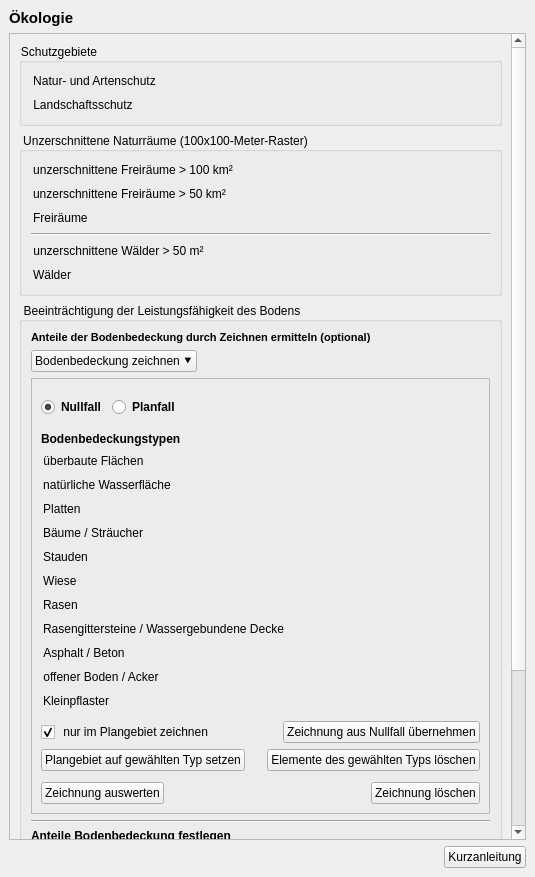
Old version of the form projektchecktools/ui/ProjektCheck_dockwidget_analysis_04-Oeko.ui in the repository projektcheck/ProjektCheck-QGIS.
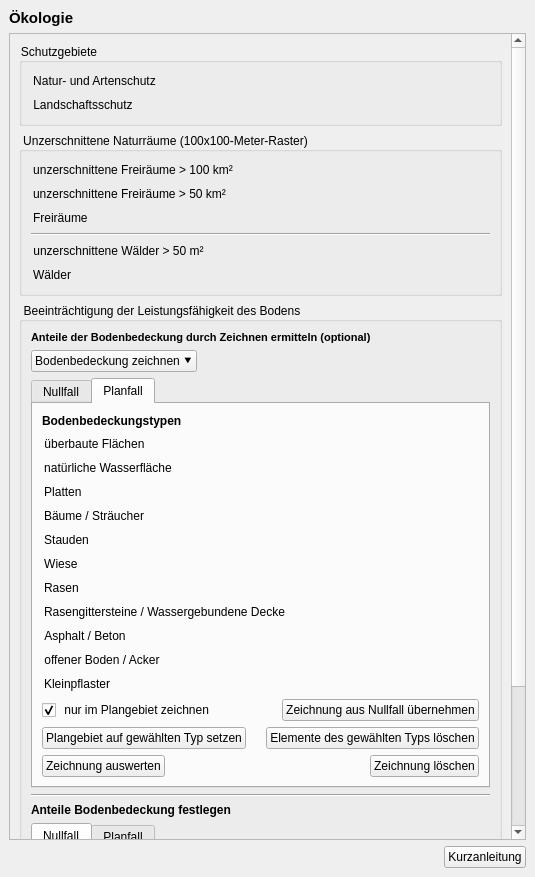
New version of the form. The open tabs and pages were chosen to show the change. Icons and pictures are not drawn. Custom widgets are drawn as their Qt base class.

Commit message: ecology - split nullfall/planfall drawing inputs into tabs; fixed overlapping difference

```diff
--- a/projektchecktools/ui/ProjektCheck_dockwidget_analysis_04-Oeko.ui
+++ b/projektchecktools/ui/ProjektCheck_dockwidget_analysis_04-Oeko.ui
@@ -80,9 +80,9 @@
        <property name="geometry">
         <rect>
          <x>0</x>
-         <y>-248</y>
+         <y>-170</y>
          <width>508</width>
-         <height>1049</height>
+         <height>1017</height>
         </rect>
        </property>
        <layout class="QVBoxLayout" name="verticalLayout_7">
@@ -432,107 +432,15 @@
             </layout>
            </item>
            <item>
-            <widget class="QFrame" name="paint_tool_frame">
-             <property name="frameShape">
-              <enum>QFrame::StyledPanel</enum>
+            <widget class="QTabWidget" name="drawing_tab_widget">
+             <property name="currentIndex">
+              <number>0</number>
              </property>
-             <property name="frameShadow">
-              <enum>QFrame::Plain</enum>
-             </property>
+             <widget class="QWidget" name="tab">
+              <attribute name="title">
+               <string>Nullfall</string>
+              </attribute>
              <layout class="QVBoxLayout" name="verticalLayout_5">
-              <item>
-               <widget class="QWidget" name="widget" native="true">
-                <layout class="QHBoxLayout" name="horizontalLayout_2">
-                 <property name="leftMargin">
-                  <number>0</number>
-                 </property>
-                 <item>
-                  <widget class="QRadioButton" name="null_fall_radio">
-                   <property name="sizePolicy">
-                    <sizepolicy hsizetype="Fixed" vsizetype="Fixed">
-                     <horstretch>0</horstretch>
-                     <verstretch>0</verstretch>
-                    </sizepolicy>
-                   </property>
-                   <property name="minimumSize">
-                    <size>
-                     <width>60</width>
-                     <height>0</height>
-                    </size>
-                   </property>
-                   <property name="font">
-                    <font>
-                     <weight>75</weight>
-                     <bold>true</bold>
-                    </font>
-                   </property>
-                   <property name="toolTip">
-                    <string/>
-                   </property>
-                   <property name="text">
-                    <string>Nullfall</string>
-                   </property>
-                   <property name="iconSize">
-                    <size>
-                     <width>16</width>
-                     <height>16</height>
-                    </size>
-                   </property>
-                   <property name="checked">
-                    <bool>true</bool>
-                   </property>
-                  </widget>
-                 </item>
-                 <item>
-                  <widget class="QRadioButton" name="planfall_radio">
-                   <property name="sizePolicy">
-                    <sizepolicy hsizetype="Fixed" vsizetype="Fixed">
-                     <horstretch>0</horstretch>
-                     <verstretch>0</verstretch>
-                    </sizepolicy>
-                   </property>
-                   <property name="minimumSize">
-                    <size>
-                     <width>60</width>
-                     <height>0</height>
-                    </size>
-                   </property>
-                   <property name="maximumSize">
-                    <size>
-                     <width>16777215</width>
-                     <height>16777215</height>
-                    </size>
-                   </property>
-                   <property name="font">
-                    <font>
-                     <weight>75</weight>
-                     <bold>true</bold>
-                    </font>
-                   </property>
-                   <property name="toolTip">
-                    <string/>
-                   </property>
-                   <property name="text">
-                    <string>Planfall</string>
-                   </property>
-                  </widget>
-                 </item>
-                 <item>
-                  <spacer name="horizontalSpacer">
-                   <property name="orientation">
-                    <enum>Qt::Horizontal</enum>
-                   </property>
-                   <property name="sizeHint" stdset="0">
-                    <size>
-                     <width>40</width>
-                     <height>20</height>
-                    </size>
-                   </property>
-                  </spacer>
-                 </item>
-                </layout>
-               </widget>
-              </item>
               <item>
                <widget class="QLabel" name="label_4">
                 <property name="font">
@@ -975,22 +883,6 @@
                 </property>
                </widget>
               </item>
-              <item>
-               <spacer name="verticalSpacer">
-                <property name="orientation">
-                 <enum>Qt::Vertical</enum>
-                </property>
-                <property name="sizeType">
-                 <enum>QSizePolicy::Fixed</enum>
-                </property>
-                <property name="sizeHint" stdset="0">
-                 <size>
-                  <width>20</width>
-                  <height>5</height>
-                 </size>
-                </property>
-               </spacer>
-              </item>
               <item>
                <layout class="QHBoxLayout" name="horizontalLayout_7">
                 <item>
@@ -1016,13 +908,6 @@
                   </property>
                  </spacer>
                 </item>
-                <item>
-                 <widget class="QPushButton" name="import_nullfall_button">
-                  <property name="text">
-                   <string>Zeichnung aus Nullfall übernehmen</string>
-                  </property>
-                 </widget>
-                </item>
                </layout>
               </item>
               <item>
@@ -1077,22 +962,6 @@
                 </item>
                </layout>
               </item>
-              <item>
-               <spacer name="verticalSpacer_2">
-                <property name="orientation">
-                 <enum>Qt::Vertical</enum>
-                </property>
-                <property name="sizeType">
-                 <enum>QSizePolicy::Fixed</enum>
-                </property>
-                <property name="sizeHint" stdset="0">
-                 <size>
-                  <width>20</width>
-                  <height>5</height>
-                 </size>
-                </property>
-               </spacer>
-              </item>
               <item>
                <layout class="QHBoxLayout" name="horizontalLayout_4">
                 <property name="topMargin">
@@ -1172,6 +1041,620 @@
                </layout>
               </item>
              </layout>
+             </widget>
+             <widget class="QWidget" name="tab_2">
+              <attribute name="title">
+               <string>Planfall</string>
+              </attribute>
+              <layout class="QVBoxLayout" name="verticalLayout_10">
+               <item>
+                <widget class="QLabel" name="label_5">
+                 <property name="font">
+                  <font>
+                   <weight>75</weight>
+                   <bold>true</bold>
+                  </font>
+                 </property>
+                 <property name="text">
+                  <string>Bodenbedeckungstypen</string>
+                 </property>
+                </widget>
+               </item>
+               <item>
+                <widget class="QPushButton" name="planfall_draw_builtup_button">
+                 <property name="sizePolicy">
+                  <sizepolicy hsizetype="Fixed" vsizetype="Fixed">
+                   <horstretch>0</horstretch>
+                   <verstretch>0</verstretch>
+                  </sizepolicy>
+                 </property>
+                 <property name="cursor">
+                  <cursorShape>PointingHandCursor</cursorShape>
+                 </property>
+                 <property name="toolTip">
+                  <string>&lt;html&gt;&lt;head/&gt;&lt;body&gt;&lt;p&gt;&lt;span style=&quot; font-weight:600;&quot;&gt;Überbaute Flächen&lt;/span&gt;&lt;/p&gt;&lt;p&gt;Startet das Zeichenwerkzeug zum Einzeichnen überbauter Flächen. Umriss abschließen mit Doppelklick.&lt;/p&gt;&lt;/body&gt;&lt;/html&gt;</string>
+                 </property>
+                 <property name="text">
+                  <string>überbaute Flächen</string>
+                 </property>
+                 <property name="icon">
+                  <iconset>
+                   <normaloff>../../images/iconset_mob/20190619_iconset_mob_sealed_surface_1.png</normaloff>
+                   <normalon>../../images/iconset_mob/20190619_iconset_mob_sealed_surface_2.png</normalon>../../images/iconset_mob/20190619_iconset_mob_sealed_surface_1.png</iconset>
+                 </property>
+                 <property name="iconSize">
+                  <size>
+                   <width>24</width>
+                   <height>24</height>
+                  </size>
+                 </property>
+                 <property name="checkable">
+                  <bool>true</bool>
+                 </property>
+                 <property name="autoExclusive">
+                  <bool>false</bool>
+                 </property>
+                 <property name="flat">
+                  <bool>true</bool>
+                 </property>
+                </widget>
+               </item>
+               <item>
+                <widget class="QPushButton" name="planfall_draw_water_button">
+                 <property name="sizePolicy">
+                  <sizepolicy hsizetype="Maximum" vsizetype="Fixed">
+                   <horstretch>0</horstretch>
+                   <verstretch>0</verstretch>
+                  </sizepolicy>
+                 </property>
+                 <property name="cursor">
+                  <cursorShape>PointingHandCursor</cursorShape>
+                 </property>
+                 <property name="toolTip">
+                  <string>&lt;html&gt;&lt;head/&gt;&lt;body&gt;&lt;p&gt;&lt;span style=&quot; font-weight:600;&quot;&gt;Natürliche Wasserfläche&lt;/span&gt;&lt;/p&gt;&lt;p&gt;Startet das Zeichenwerkzeug zum Einzeichnen natürlicher Wasserflächen. Umriss abschließen mit Doppelklick.&lt;/p&gt;&lt;/body&gt;&lt;/html&gt;</string>
+                 </property>
+                 <property name="text">
+                  <string>natürliche Wasserfläche</string>
+                 </property>
+                 <property name="icon">
+                  <iconset>
+                   <normaloff>../../images/iconset_mob/20190619_iconset_mob_water_1.png</normaloff>
+                   <normalon>../../images/iconset_mob/20190619_iconset_mob_water_2.png</normalon>../../images/iconset_mob/20190619_iconset_mob_water_1.png</iconset>
+                 </property>
+                 <property name="iconSize">
+                  <size>
+                   <width>24</width>
+                   <height>24</height>
+                  </size>
+                 </property>
+                 <property name="checkable">
+                  <bool>true</bool>
+                 </property>
+                 <property name="autoExclusive">
+                  <bool>false</bool>
+                 </property>
+                 <property name="flat">
+                  <bool>true</bool>
+                 </property>
+                </widget>
+               </item>
+               <item>
+                <widget class="QPushButton" name="planfall_draw_plates_button">
+                 <property name="sizePolicy">
+                  <sizepolicy hsizetype="Fixed" vsizetype="Fixed">
+                   <horstretch>0</horstretch>
+                   <verstretch>0</verstretch>
+                  </sizepolicy>
+                 </property>
+                 <property name="cursor">
+                  <cursorShape>PointingHandCursor</cursorShape>
+                 </property>
+                 <property name="toolTip">
+                  <string>&lt;html&gt;&lt;head/&gt;&lt;body&gt;&lt;p&gt;&lt;span style=&quot; font-weight:600;&quot;&gt;Platten&lt;/span&gt;&lt;/p&gt;&lt;p&gt;Startet das Zeichenwerkzeug zum Einzeichnen von mit Platten belegten Flächen. Umriss abschließen mit Doppelklick.&lt;/p&gt;&lt;/body&gt;&lt;/html&gt;</string>
+                 </property>
+                 <property name="text">
+                  <string>Platten             </string>
+                 </property>
+                 <property name="icon">
+                  <iconset>
+                   <normaloff>../../images/iconset_mob/20190619_iconset_mob_flagstone_1.png</normaloff>
+                   <normalon>../../images/iconset_mob/20190619_iconset_mob_flagstone_2.png</normalon>../../images/iconset_mob/20190619_iconset_mob_flagstone_1.png</iconset>
+                 </property>
+                 <property name="iconSize">
+                  <size>
+                   <width>24</width>
+                   <height>24</height>
+                  </size>
+                 </property>
+                 <property name="checkable">
+                  <bool>true</bool>
+                 </property>
+                 <property name="autoExclusive">
+                  <bool>false</bool>
+                 </property>
+                 <property name="flat">
+                  <bool>true</bool>
+                 </property>
+                </widget>
+               </item>
+               <item>
+                <widget class="QPushButton" name="planfall_draw_trees_button">
+                 <property name="sizePolicy">
+                  <sizepolicy hsizetype="Fixed" vsizetype="Fixed">
+                   <horstretch>0</horstretch>
+                   <verstretch>0</verstretch>
+                  </sizepolicy>
+                 </property>
+                 <property name="cursor">
+                  <cursorShape>PointingHandCursor</cursorShape>
+                 </property>
+                 <property name="toolTip">
+                  <string>&lt;html&gt;&lt;head/&gt;&lt;body&gt;&lt;p&gt;&lt;span style=&quot; font-weight:600;&quot;&gt;Bäume oder Sträucher&lt;/span&gt;&lt;/p&gt;&lt;p&gt;Startet das Zeichenwerkzeug zum Einzeichnen von Flächen mit Bäumen oder Sträuchern. Umriss abschließen mit Doppelklick.&lt;/p&gt;&lt;/body&gt;&lt;/html&gt;</string>
+                 </property>
+                 <property name="text">
+                  <string>Bäume / Sträucher</string>
+                 </property>
+                 <property name="icon">
+                  <iconset>
+                   <normaloff>../../images/iconset_mob/20190619_iconset_mob_trees_1.png</normaloff>
+                   <normalon>../../images/iconset_mob/20190619_iconset_mob_trees_2.png</normalon>../../images/iconset_mob/20190619_iconset_mob_trees_1.png</iconset>
+                 </property>
+                 <property name="iconSize">
+                  <size>
+                   <width>24</width>
+                   <height>24</height>
+                  </size>
+                 </property>
+                 <property name="checkable">
+                  <bool>true</bool>
+                 </property>
+                 <property name="autoExclusive">
+                  <bool>false</bool>
+                 </property>
+                 <property name="flat">
+                  <bool>true</bool>
+                 </property>
+                </widget>
+               </item>
+               <item>
+                <widget class="QPushButton" name="planfall_draw_perennial_button">
+                 <property name="sizePolicy">
+                  <sizepolicy hsizetype="Fixed" vsizetype="Fixed">
+                   <horstretch>0</horstretch>
+                   <verstretch>0</verstretch>
+                  </sizepolicy>
+                 </property>
+                 <property name="cursor">
+                  <cursorShape>PointingHandCursor</cursorShape>
+                 </property>
+                 <property name="toolTip">
+                  <string>&lt;html&gt;&lt;head/&gt;&lt;body&gt;&lt;p&gt;&lt;span style=&quot; font-weight:600;&quot;&gt;Stauden&lt;/span&gt;&lt;/p&gt;&lt;p&gt;Startet das Zeichenwerkzeug zum Einzeichnen von Flächen mit Stauden. Umriss abschließen mit Doppelklick.&lt;/p&gt;&lt;/body&gt;&lt;/html&gt;</string>
+                 </property>
+                 <property name="text">
+                  <string>Stauden      </string>
+                 </property>
+                 <property name="icon">
+                  <iconset>
+                   <normaloff>../../images/iconset_mob/20190619_iconset_mob_perennial_herb_1.png</normaloff>
+                   <normalon>../../images/iconset_mob/20190619_iconset_mob_perennial_herb_2.png</normalon>../../images/iconset_mob/20190619_iconset_mob_perennial_herb_1.png</iconset>
+                 </property>
+                 <property name="iconSize">
+                  <size>
+                   <width>24</width>
+                   <height>24</height>
+                  </size>
+                 </property>
+                 <property name="checkable">
+                  <bool>true</bool>
+                 </property>
+                 <property name="autoExclusive">
+                  <bool>false</bool>
+                 </property>
+                 <property name="flat">
+                  <bool>true</bool>
+                 </property>
+                </widget>
+               </item>
+               <item>
+                <widget class="QPushButton" name="planfall_draw_meadow_button">
+                 <property name="sizePolicy">
+                  <sizepolicy hsizetype="Fixed" vsizetype="Fixed">
+                   <horstretch>0</horstretch>
+                   <verstretch>0</verstretch>
+                  </sizepolicy>
+                 </property>
+                 <property name="cursor">
+                  <cursorShape>PointingHandCursor</cursorShape>
+                 </property>
+                 <property name="toolTip">
+                  <string>&lt;html&gt;&lt;head/&gt;&lt;body&gt;&lt;p&gt;&lt;span style=&quot; font-weight:600;&quot;&gt;Wiese&lt;/span&gt;&lt;/p&gt;&lt;p&gt;Startet das Zeichenwerkzeug zum Einzeichnen von Flächen mit Wiese. Umriss abschließen mit Doppelklick.&lt;/p&gt;&lt;/body&gt;&lt;/html&gt;</string>
+                 </property>
+                 <property name="text">
+                  <string>Wiese    </string>
+                 </property>
+                 <property name="icon">
+                  <iconset>
+                   <normaloff>../../images/iconset_mob/20190619_iconset_mob_meadow_1.png</normaloff>
+                   <normalon>../../images/iconset_mob/20190619_iconset_mob_meadow_2.png</normalon>../../images/iconset_mob/20190619_iconset_mob_meadow_1.png</iconset>
+                 </property>
+                 <property name="iconSize">
+                  <size>
+                   <width>24</width>
+                   <height>24</height>
+                  </size>
+                 </property>
+                 <property name="checkable">
+                  <bool>true</bool>
+                 </property>
+                 <property name="autoExclusive">
+                  <bool>false</bool>
+                 </property>
+                 <property name="flat">
+                  <bool>true</bool>
+                 </property>
+                </widget>
+               </item>
+               <item>
+                <widget class="QPushButton" name="planfall_draw_lawn_button">
+                 <property name="sizePolicy">
+                  <sizepolicy hsizetype="Fixed" vsizetype="Fixed">
+                   <horstretch>0</horstretch>
+                   <verstretch>0</verstretch>
+                  </sizepolicy>
+                 </property>
+                 <property name="cursor">
+                  <cursorShape>PointingHandCursor</cursorShape>
+                 </property>
+                 <property name="toolTip">
+                  <string>&lt;html&gt;&lt;head/&gt;&lt;body&gt;&lt;p&gt;&lt;span style=&quot; font-weight:600;&quot;&gt;Rasen&lt;/span&gt;&lt;/p&gt;&lt;p&gt;Startet das Zeichenwerkzeug zum Einzeichnen von Flächen mit Rasen. Umriss abschließen mit Doppelklick.&lt;/p&gt;&lt;/body&gt;&lt;/html&gt;</string>
+                 </property>
+                 <property name="text">
+                  <string>Rasen    </string>
+                 </property>
+                 <property name="icon">
+                  <iconset>
+                   <normaloff>../../images/iconset_mob/20190619_iconset_mob_lawn_1.png</normaloff>
+                   <normalon>../../images/iconset_mob/20190619_iconset_mob_lawn_2.png</normalon>../../images/iconset_mob/20190619_iconset_mob_lawn_1.png</iconset>
+                 </property>
+                 <property name="iconSize">
+                  <size>
+                   <width>24</width>
+                   <height>24</height>
+                  </size>
+                 </property>
+                 <property name="checkable">
+                  <bool>true</bool>
+                 </property>
+                 <property name="autoExclusive">
+                  <bool>false</bool>
+                 </property>
+                 <property name="flat">
+                  <bool>true</bool>
+                 </property>
+                </widget>
+               </item>
+               <item>
+                <widget class="QPushButton" name="planfall_draw_cover_button">
+                 <property name="sizePolicy">
+                  <sizepolicy hsizetype="Fixed" vsizetype="Fixed">
+                   <horstretch>0</horstretch>
+                   <verstretch>0</verstretch>
+                  </sizepolicy>
+                 </property>
+                 <property name="cursor">
+                  <cursorShape>PointingHandCursor</cursorShape>
+                 </property>
+                 <property name="toolTip">
+                  <string>&lt;html&gt;&lt;head/&gt;&lt;body&gt;&lt;p&gt;&lt;span style=&quot; font-weight:600;&quot;&gt;Wassergebundene Decke oder Rasengittersteine&lt;/span&gt;&lt;/p&gt;&lt;p&gt;Startet das Zeichenwerkzeug zum Einzeichnen von Flächen mit wassergebundener Decke oder Rasengittersteinen. Umriss abschließen mit Doppelklick.&lt;/p&gt;&lt;/body&gt;&lt;/html&gt;</string>
+                 </property>
+                 <property name="text">
+                  <string>Rasengittersteine / Wassergebundene Decke</string>
+                 </property>
+                 <property name="icon">
+                  <iconset>
+                   <normaloff>../../images/iconset_mob/20190619_iconset_mob_gravel_1.png</normaloff>
+                   <normalon>../../images/iconset_mob/20190619_iconset_mob_gravel_2.png</normalon>../../images/iconset_mob/20190619_iconset_mob_gravel_1.png</iconset>
+                 </property>
+                 <property name="iconSize">
+                  <size>
+                   <width>24</width>
+                   <height>24</height>
+                  </size>
+                 </property>
+                 <property name="checkable">
+                  <bool>true</bool>
+                 </property>
+                 <property name="autoExclusive">
+                  <bool>false</bool>
+                 </property>
+                 <property name="flat">
+                  <bool>true</bool>
+                 </property>
+                </widget>
+               </item>
+               <item>
+                <widget class="QPushButton" name="planfall_draw_concrete_button">
+                 <property name="sizePolicy">
+                  <sizepolicy hsizetype="Fixed" vsizetype="Fixed">
+                   <horstretch>0</horstretch>
+                   <verstretch>0</verstretch>
+                  </sizepolicy>
+                 </property>
+                 <property name="cursor">
+                  <cursorShape>PointingHandCursor</cursorShape>
+                 </property>
+                 <property name="toolTip">
+                  <string>&lt;html&gt;&lt;head/&gt;&lt;body&gt;&lt;p&gt;&lt;span style=&quot; font-weight:600;&quot;&gt;Asphalt oder Beton&lt;/span&gt;&lt;/p&gt;&lt;p&gt;Startet das Zeichenwerkzeug zum Einzeichnen von Flächen mit Asphalt oder Beton. Umriss abschließen mit Doppelklick.&lt;/p&gt;&lt;/body&gt;&lt;/html&gt;</string>
+                 </property>
+                 <property name="text">
+                  <string>Asphalt / Beton</string>
+                 </property>
+                 <property name="icon">
+                  <iconset>
+                   <normaloff>../../images/iconset_mob/20190619_iconset_mob_asphalt_1.png</normaloff>
+                   <normalon>../../images/iconset_mob/20190619_iconset_mob_asphalt_2.png</normalon>../../images/iconset_mob/20190619_iconset_mob_asphalt_1.png</iconset>
+                 </property>
+                 <property name="iconSize">
+                  <size>
+                   <width>24</width>
+                   <height>24</height>
+                  </size>
+                 </property>
+                 <property name="checkable">
+                  <bool>true</bool>
+                 </property>
+                 <property name="autoExclusive">
+                  <bool>false</bool>
+                 </property>
+                 <property name="flat">
+                  <bool>true</bool>
+                 </property>
+                </widget>
+               </item>
+               <item>
+                <widget class="QPushButton" name="planfall_draw_field_button">
+                 <property name="sizePolicy">
+                  <sizepolicy hsizetype="Fixed" vsizetype="Fixed">
+                   <horstretch>0</horstretch>
+                   <verstretch>0</verstretch>
+                  </sizepolicy>
+                 </property>
+                 <property name="cursor">
+                  <cursorShape>PointingHandCursor</cursorShape>
+                 </property>
+                 <property name="toolTip">
+                  <string>&lt;html&gt;&lt;head/&gt;&lt;body&gt;&lt;p&gt;&lt;span style=&quot; font-weight:600;&quot;&gt;Offener Boden, Acker&lt;/span&gt;&lt;/p&gt;&lt;p&gt;Startet das Zeichenwerkzeug zum Einzeichnen von Flächen mit offenem Boden oder Acker. Umriss abschließen mit Doppelklick.&lt;/p&gt;&lt;/body&gt;&lt;/html&gt;</string>
+                 </property>
+                 <property name="text">
+                  <string>offener Boden / Acker</string>
+                 </property>
+                 <property name="icon">
+                  <iconset>
+                   <normaloff>../../images/iconset_mob/20190619_iconset_mob_field_1.png</normaloff>
+                   <normalon>../../images/iconset_mob/20190619_iconset_mob_field_2.png</normalon>../../images/iconset_mob/20190619_iconset_mob_field_1.png</iconset>
+                 </property>
+                 <property name="iconSize">
+                  <size>
+                   <width>24</width>
+                   <height>24</height>
+                  </size>
+                 </property>
+                 <property name="checkable">
+                  <bool>true</bool>
+                 </property>
+                 <property name="autoExclusive">
+                  <bool>false</bool>
+                 </property>
+                 <property name="flat">
+                  <bool>true</bool>
+                 </property>
+                </widget>
+               </item>
+               <item>
+                <widget class="QPushButton" name="planfall_draw_paving_button">
+                 <property name="sizePolicy">
+                  <sizepolicy hsizetype="Fixed" vsizetype="Fixed">
+                   <horstretch>0</horstretch>
+                   <verstretch>0</verstretch>
+                  </sizepolicy>
+                 </property>
+                 <property name="cursor">
+                  <cursorShape>PointingHandCursor</cursorShape>
+                 </property>
+                 <property name="toolTip">
+                  <string>&lt;html&gt;&lt;head/&gt;&lt;body&gt;&lt;p&gt;&lt;span style=&quot; font-weight:600;&quot;&gt;Kleinpflaster&lt;/span&gt;&lt;/p&gt;&lt;p&gt;Startet das Zeichenwerkzeug zum Einzeichnen von Flächen mit Kleinpflaster. Umriss abschließen mit Doppelklick.&lt;/p&gt;&lt;/body&gt;&lt;/html&gt;</string>
+                 </property>
+                 <property name="text">
+                  <string>Kleinpflaster</string>
+                 </property>
+                 <property name="icon">
+                  <iconset>
+                   <normaloff>../../images/iconset_mob/20190619_iconset_mob_pavement_1.png</normaloff>
+                   <normalon>../../images/iconset_mob/20190619_iconset_mob_pavement_2.png</normalon>../../images/iconset_mob/20190619_iconset_mob_pavement_1.png</iconset>
+                 </property>
+                 <property name="iconSize">
+                  <size>
+                   <width>24</width>
+                   <height>24</height>
+                  </size>
+                 </property>
+                 <property name="checkable">
+                  <bool>true</bool>
+                 </property>
+                 <property name="autoExclusive">
+                  <bool>false</bool>
+                 </property>
+                 <property name="flat">
+                  <bool>true</bool>
+                 </property>
+                </widget>
+               </item>
+               <item>
+                <layout class="QHBoxLayout" name="horizontalLayout_8">
+                 <item>
+                  <widget class="QCheckBox" name="planfall_in_area_only_check">
+                   <property name="text">
+                    <string> nur im Plangebiet zeichnen</string>
+                   </property>
+                   <property name="checked">
+                    <bool>true</bool>
+                   </property>
+                  </widget>
+                 </item>
+                 <item>
+                  <spacer name="horizontalSpacer_7">
+                   <property name="orientation">
+                    <enum>Qt::Horizontal</enum>
+                   </property>
+                   <property name="sizeHint" stdset="0">
+                    <size>
+                     <width>40</width>
+                     <height>20</height>
+                    </size>
+                   </property>
+                  </spacer>
+                 </item>
+                 <item>
+                  <widget class="QPushButton" name="import_nullfall_button">
+                   <property name="text">
+                    <string>Zeichnung aus Nullfall übernehmen</string>
+                   </property>
+                  </widget>
+                 </item>
+                </layout>
+               </item>
+               <item>
+                <layout class="QHBoxLayout" name="horizontalLayout_2">
+                 <item>
+                  <widget class="QPushButton" name="planfall_apply_type_button">
+                   <property name="text">
+                    <string>Plangebiet auf gewählten Typ setzen</string>
+                   </property>
+                  </widget>
+                 </item>
+                 <item>
+                  <spacer name="horizontalSpacer_10">
+                   <property name="orientation">
+                    <enum>Qt::Horizontal</enum>
+                   </property>
+                   <property name="sizeType">
+                    <enum>QSizePolicy::Fixed</enum>
+                   </property>
+                   <property name="sizeHint" stdset="0">
+                    <size>
+                     <width>5</width>
+                     <height>20</height>
+                    </size>
+                   </property>
+                  </spacer>
+                 </item>
+                 <item>
+                  <spacer name="horizontalSpacer_8">
+                   <property name="orientation">
+                    <enum>Qt::Horizontal</enum>
+                   </property>
+                   <property name="sizeHint" stdset="0">
+                    <size>
+                     <width>40</width>
+                     <height>20</height>
+                    </size>
+                   </property>
+                  </spacer>
+                 </item>
+                 <item>
+                  <widget class="QPushButton" name="planfall_remove_type_button">
+                   <property name="text">
+                    <string>Elemente des gewählten Typs löschen</string>
+                   </property>
+                   <property name="icon">
+                    <iconset>
+                     <normalon>../../images/iconset_mob/20190619_iconset_mob_delete_1.png</normalon>
+                    </iconset>
+                   </property>
+                  </widget>
+                 </item>
+                </layout>
+               </item>
+               <item>
+                <layout class="QHBoxLayout" name="horizontalLayout_9">
+                 <property name="topMargin">
+                  <number>0</number>
+                 </property>
+                 <item>
+                  <widget class="QPushButton" name="planfall_analyse_drawing_button">
+                   <property name="sizePolicy">
+                    <sizepolicy hsizetype="Fixed" vsizetype="Fixed">
+                     <horstretch>0</horstretch>
+                     <verstretch>0</verstretch>
+                    </sizepolicy>
+                   </property>
+                   <property name="toolTip">
+                    <string>&lt;html&gt;&lt;head/&gt;&lt;body&gt;&lt;p&gt;&lt;span style=&quot; font-weight:600;&quot;&gt;Zeichnung auswerten&lt;/span&gt;&lt;/p&gt;&lt;p&gt;Aus den eingezeichneten Flächen ableiten, welcher Anteil des Plangebiets &lt;span style=&quot; color:#ff0000;&quot;&gt;im Nullfall&lt;/span&gt; welche Bodenbedeckung aufweist.&lt;/p&gt;&lt;/body&gt;&lt;/html&gt;</string>
+                   </property>
+                   <property name="layoutDirection">
+                    <enum>Qt::LeftToRight</enum>
+                   </property>
+                   <property name="text">
+                    <string>Zeichnung auswerten</string>
+                   </property>
+                   <property name="icon">
+                    <iconset>
+                     <normaloff>../../images/iconset_mob/20190619_iconset_mob_calculate_values_1.png</normaloff>../../images/iconset_mob/20190619_iconset_mob_calculate_values_1.png</iconset>
+                   </property>
+                   <property name="iconSize">
+                    <size>
+                     <width>16</width>
+                     <height>16</height>
+                    </size>
+                   </property>
+                  </widget>
+                 </item>
+                 <item>
+                  <spacer name="horizontalSpacer_11">
+                   <property name="orientation">
+                    <enum>Qt::Horizontal</enum>
+                   </property>
+                   <property name="sizeHint" stdset="0">
+                    <size>
+                     <width>40</width>
+                     <height>20</height>
+                    </size>
+                   </property>
+                  </spacer>
+                 </item>
+                 <item>
+                  <widget class="QPushButton" name="planfall_remove_drawing_button">
+                   <property name="sizePolicy">
+                    <sizepolicy hsizetype="Fixed" vsizetype="Fixed">
+                     <horstretch>0</horstretch>
+                     <verstretch>0</verstretch>
+                    </sizepolicy>
+                   </property>
+                   <property name="toolTip">
+                    <string>&lt;html&gt;&lt;head/&gt;&lt;body&gt;&lt;p&gt;&lt;span style=&quot; font-weight:600;&quot;&gt;Zeichnung löschen&lt;/span&gt;&lt;/p&gt;&lt;p&gt;Löscht alle bisher eingezeichneten Bodenbedeckungen.&lt;/p&gt;&lt;/body&gt;&lt;/html&gt;</string>
+                   </property>
+                   <property name="layoutDirection">
+                    <enum>Qt::LeftToRight</enum>
+                   </property>
+                   <property name="text">
+                    <string>Zeichnung löschen</string>
+                   </property>
+                   <property name="icon">
+                    <iconset>
+                     <normaloff>../../images/iconset_mob/20190619_iconset_mob_delete_1.png</normaloff>../../images/iconset_mob/20190619_iconset_mob_delete_1.png</iconset>
+                   </property>
+                   <property name="iconSize">
+                    <size>
+                     <width>16</width>
+                     <height>16</height>
+                    </size>
+                   </property>
+                  </widget>
+                 </item>
+                </layout>
+               </item>
+              </layout>
+             </widget>
             </widget>
            </item>
            <item>
```
Left out of the diff: 64 changed lines with no effect on the pictures. Lines whose indentation alone changed are shown as unchanged. The commit also changes 1 other file.
